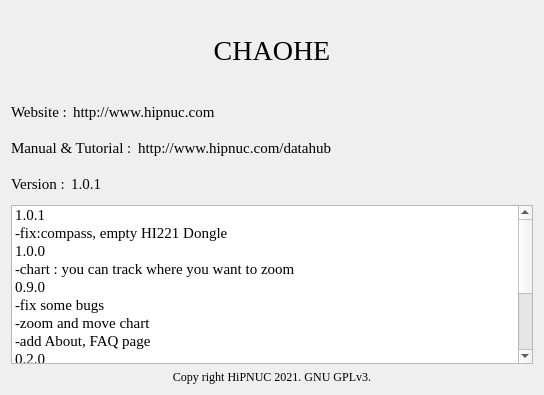
Qt form CHCenter/aboutform.ui (dongFangTuring/CHCenter) before a commit.
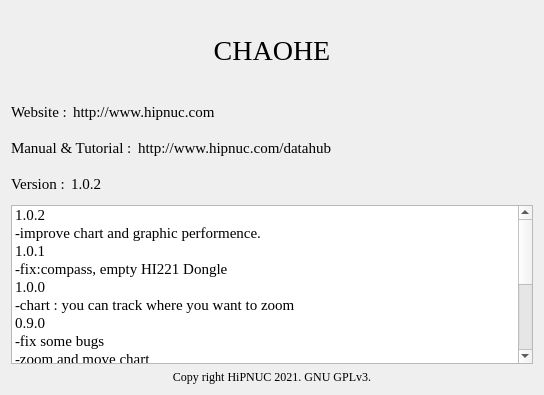
The same form after that commit.

Commit message: improve chart, ADI performance

```diff
--- a/CHCenter/aboutform.ui
+++ b/CHCenter/aboutform.ui
@@ -141,7 +141,7 @@
         </size>
        </property>
        <property name="text">
-        <string>1.0.1</string>
+        <string>1.0.2</string>
        </property>
       </widget>
      </item>
@@ -164,6 +164,16 @@
      <property name="selectionMode">
       <enum>QAbstractItemView::NoSelection</enum>
      </property>
+     <item>
+      <property name="text">
+       <string>1.0.2</string>
+      </property>
+     </item>
+     <item>
+      <property name="text">
+       <string>-improve chart and graphic performence.</string>
+      </property>
+     </item>
      <item>
       <property name="text">
        <string>1.0.1</string>
```
The commit also changes 8 other files.
